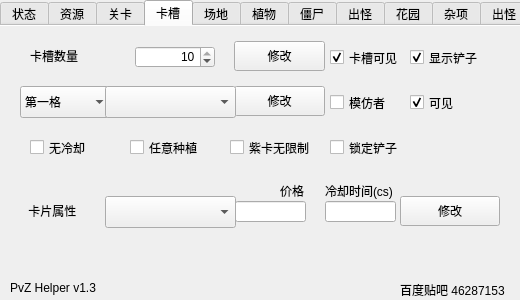
Above: src/mainwindow.ui from CarrotFish/PvZHelper-Mac before the change. Below: the same form after it.
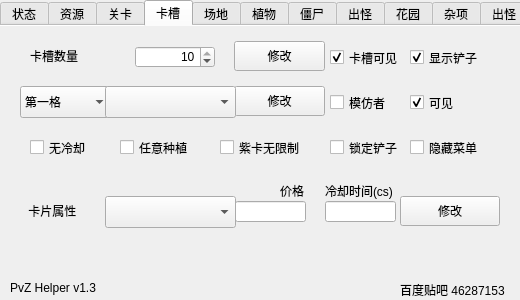
That is the form after the change. The open tabs and pages were chosen to show the change.

Commit message: add "Slot"->"Hide Menu" fix a bug of "Restore Spawn"

```diff
--- a/src/mainwindow.ui
+++ b/src/mainwindow.ui
@@ -1341,7 +1341,7 @@
      <widget class="QCheckBox" name="FreelyPlant">
       <property name="geometry">
        <rect>
-        <x>130</x>
+        <x>120</x>
         <y>110</y>
         <width>77</width>
         <height>23</height>
@@ -1370,7 +1370,7 @@
      <widget class="QCheckBox" name="PurplePlantAvailable">
       <property name="geometry">
        <rect>
-        <x>230</x>
+        <x>220</x>
         <y>110</y>
         <width>90</width>
         <height>23</height>
@@ -1496,6 +1496,19 @@
        <set>Qt::AlignRight|Qt::AlignTrailing|Qt::AlignVCenter</set>
       </property>
      </widget>
+     <widget class="QCheckBox" name="HideMenu">
+      <property name="geometry">
+       <rect>
+        <x>410</x>
+        <y>110</y>
+        <width>77</width>
+        <height>23</height>
+       </rect>
+      </property>
+      <property name="text">
+       <string>隐藏菜单</string>
+      </property>
+     </widget>
     </widget>
     <widget class="QWidget" name="tab_4">
      <attribute name="title">
```
The commit also changes 5 other files.
